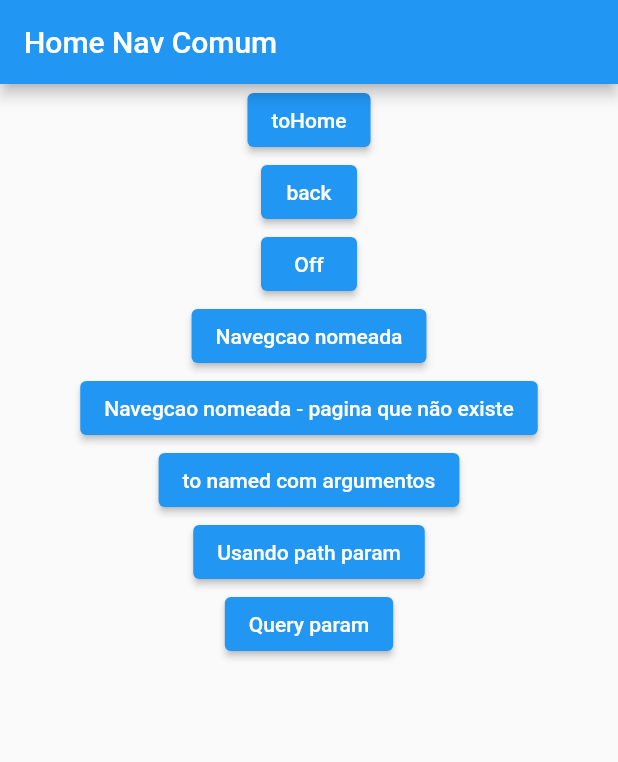
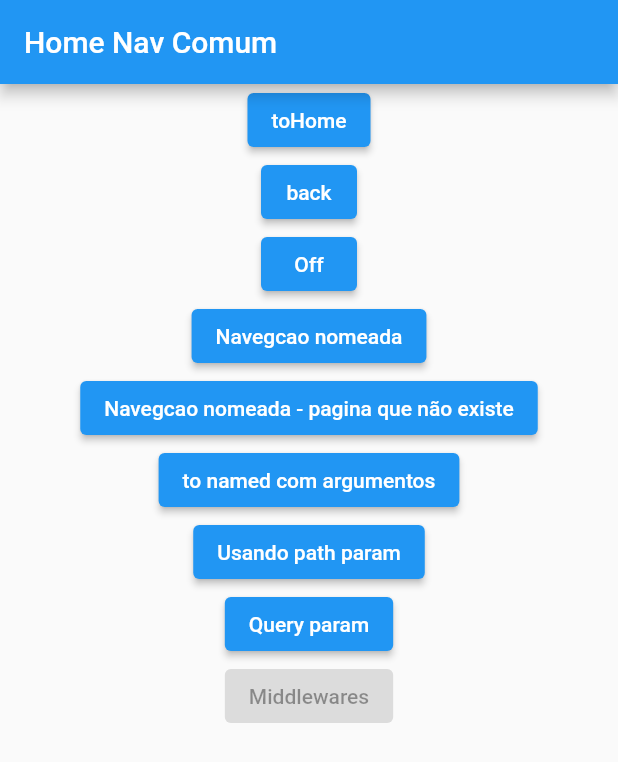
Before and after one commit to jcarloscody/flutter-GetX, a Flutter app: the NavegacaoComumHomePage screen opened directly, on a phone screen of 412 x 824 dp. Shown: the top 762 px of the screen. Run offline on Flutter 3.47's test engine with Material 2 defaults, Android fonts, the phone set to English and light mode, and no system bars; our stand-ins replace get; statements that could not run were skipped.

Commit message:
middleware de pages

```diff
--- /dev/null
+++ b/get_rotas/lib/middlewares/rotMiddlw.dart
@@ -0,0 +1,13 @@
+import 'package:get/get.dart';
+
+class RotMiddlw extends GetMiddleware {
+  RotMiddlw({super.priority});
+
+  @override
+  GetPage? onPageCalled(GetPage? page) {
+    // TODO: implement onPageCalled
+    return super.onPageCalled(page);
+  }
+
+  //vários on...
+}
--- a/get_rotas/lib/navegacao_comum/back/back_home.dart
+++ b/get_rotas/lib/navegacao_comum/back/back_home.dart
@@ -1,7 +1,7 @@
 import 'package:flutter/material.dart';
 import 'package:get/get.dart';
 
-import '../navegacao_comum_homePage.dart';
+import '../../navegacao_homePage.dart';
 
 class BackHome extends StatelessWidget {
   const BackHome({Key? key}) : super(key: key);
--- a/get_rotas/lib/navegacao_comum/to/to_Home.dart
+++ b/get_rotas/lib/navegacao_comum/to/to_Home.dart
@@ -1,6 +1,6 @@
 import 'package:flutter/material.dart';
 import 'package:get/get.dart';
-import 'package:get_rotas/navegacao_comum/navegacao_comum_homePage.dart';
+import 'package:get_rotas/navegacao_homePage.dart';
 
 class ToHome extends StatelessWidget {
   const ToHome({Key? key}) : super(key: key);
--- a/get_rotas/lib/navegacao_comum/navegacao_comum_homePage.dart
+++ b/get_rotas/lib/navegacao_homePage.dart
@@ -70,6 +70,12 @@ class NavegacaoComumHomePage extends StatelessWidget {
             },
             child: const Text("Query param"),
           ),
+          ElevatedButton(
+            onPressed: () {
+             Get.to
+            },
+            child: const Text("Middlewares"),
+          ),
         ],
       )),
     );
```
Also changed, not shown: get_rotas/lib/main.dart (+10 -1 lines), get_rotas/lib/middlewares/page.dart (added, +15 -0 lines).
